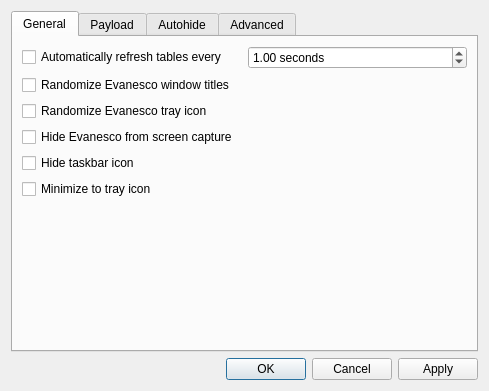
k4yt3x/Evanesco, file src/prefdialog.ui: the form before one commit.
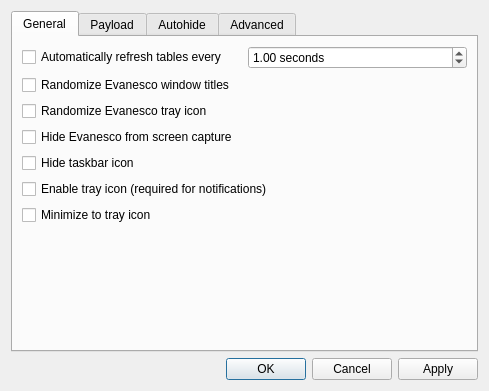
The form after the commit. Icons and pictures are not drawn.

Commit message: feat(gui): add option for enabling tray icon

```diff
--- a/src/prefdialog.ui
+++ b/src/prefdialog.ui
@@ -79,6 +79,13 @@
          </property>
         </widget>
        </item>
+       <item>
+        <widget class="QCheckBox" name="enableTrayIconCheckBox">
+         <property name="text">
+          <string>Enable tray icon (required for notifications)</string>
+         </property>
+        </widget>
+       </item>
        <item>
         <widget class="QCheckBox" name="minimizeToTrayCheckBox">
          <property name="text">
```
The commit also changes 6 other files.
